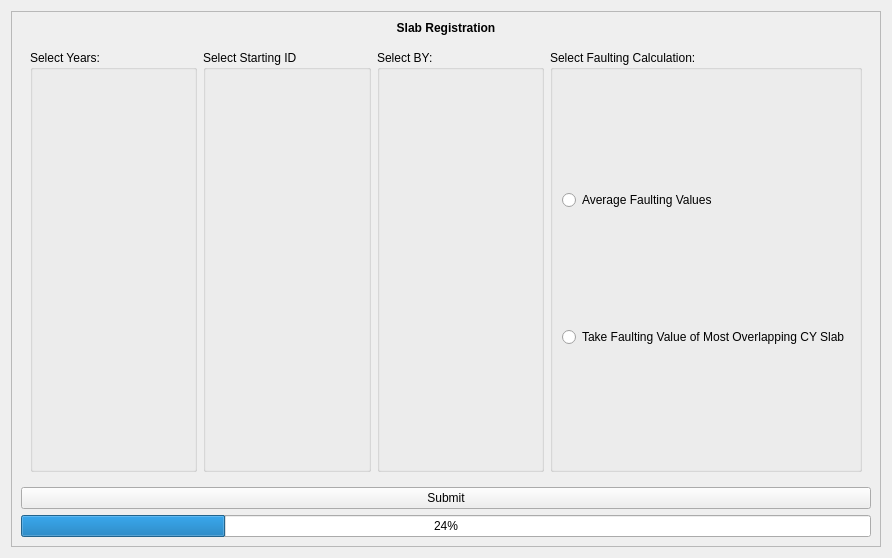
jadenl99/JPCP-tool, file resources/registration_menu.ui: the form before one commit.
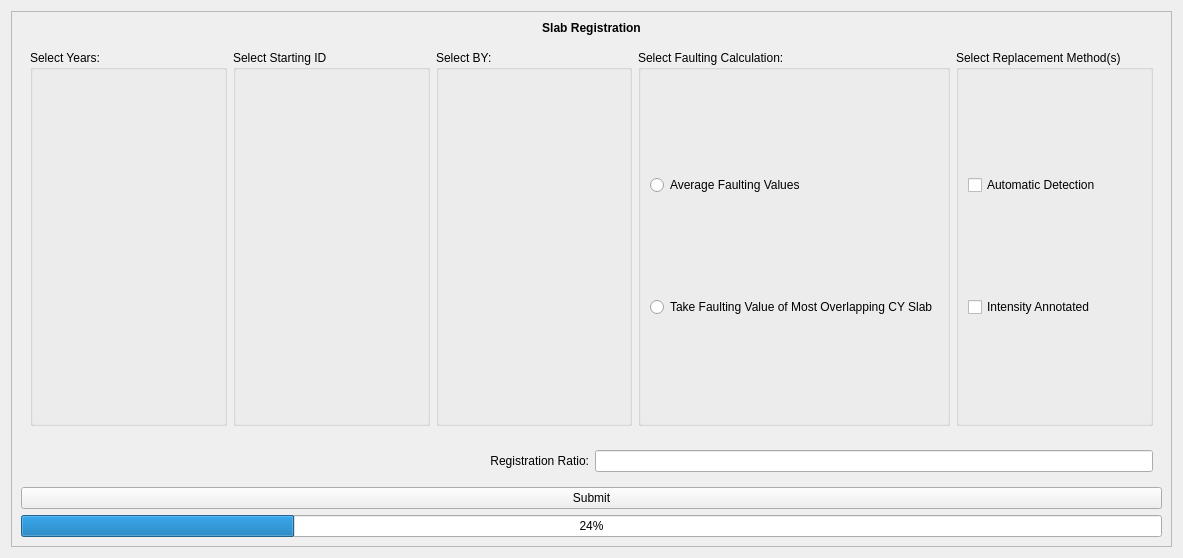
The form after the commit.

Commit message: replaced intensity label

Patch:
```diff
--- a/resources/registration_menu.ui
+++ b/resources/registration_menu.ui
@@ -6,7 +6,7 @@
    <rect>
     <x>0</x>
     <y>0</y>
-    <width>892</width>
+    <width>1183</width>
     <height>558</height>
    </rect>
   </property>
@@ -24,7 +24,7 @@
        <rect>
         <x>0</x>
         <y>0</y>
-        <width>868</width>
+        <width>1159</width>
         <height>534</height>
        </rect>
       </property>
@@ -114,6 +114,58 @@
               </widget>
              </item>
             </layout>
+           </widget>
+          </item>
+          <item>
+           <widget class="QGroupBox" name="replaced_select">
+            <property name="title">
+             <string>Select Replacement Method(s)</string>
+            </property>
+            <layout class="QVBoxLayout" name="verticalLayout_4">
+             <item>
+              <widget class="QCheckBox" name="auto_check">
+               <property name="text">
+                <string>Automatic Detection</string>
+               </property>
+              </widget>
+             </item>
+             <item>
+              <widget class="QCheckBox" name="intensity_check">
+               <property name="text">
+                <string>Intensity Annotated</string>
+               </property>
+              </widget>
+             </item>
+            </layout>
+           </widget>
+          </item>
+         </layout>
+        </widget>
+       </item>
+       <item>
+        <widget class="QWidget" name="ratio_contents" native="true">
+         <layout class="QHBoxLayout" name="horizontalLayout_4">
+          <item>
+           <widget class="QLabel" name="ratio_label">
+            <property name="layoutDirection">
+             <enum>Qt::LeftToRight</enum>
+            </property>
+            <property name="text">
+             <string>Registration Ratio:</string>
+            </property>
+            <property name="alignment">
+             <set>Qt::AlignRight|Qt::AlignTrailing|Qt::AlignVCenter</set>
+            </property>
+           </widget>
+          </item>
+          <item>
+           <widget class="QLineEdit" name="ratio_line_edit">
+            <property name="sizePolicy">
+             <sizepolicy hsizetype="Minimum" vsizetype="Fixed">
+              <horstretch>0</horstretch>
+              <verstretch>0</verstretch>
+             </sizepolicy>
+            </property>
            </widget>
           </item>
          </layout>
```
The commit also changes 14 other files.
